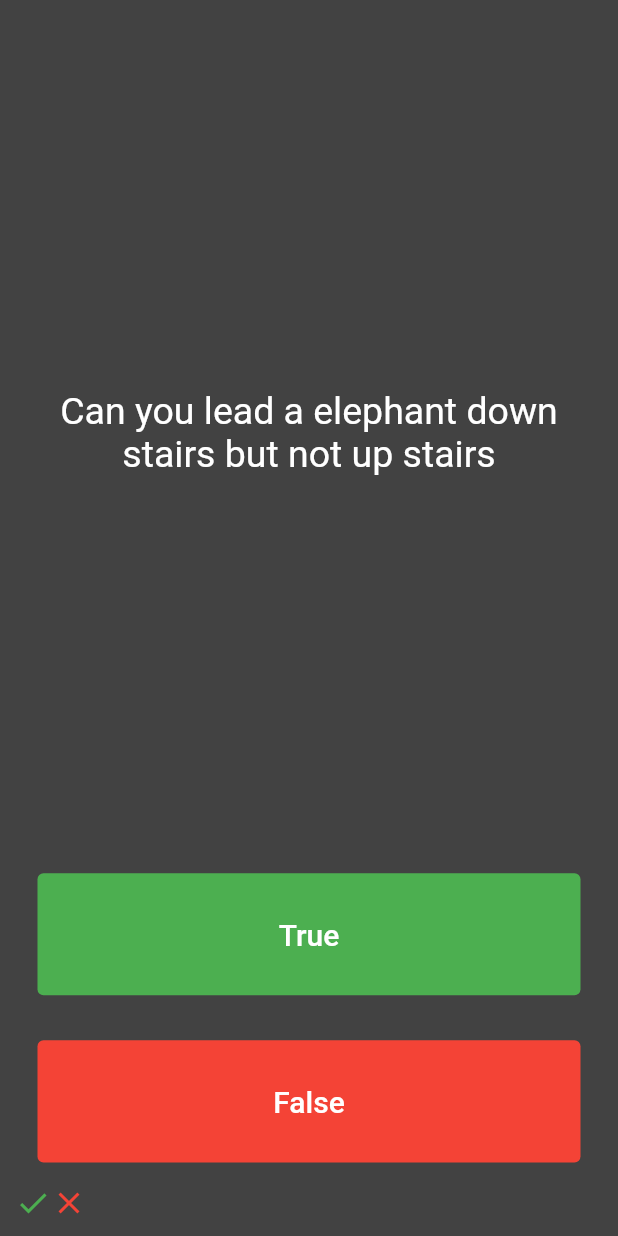
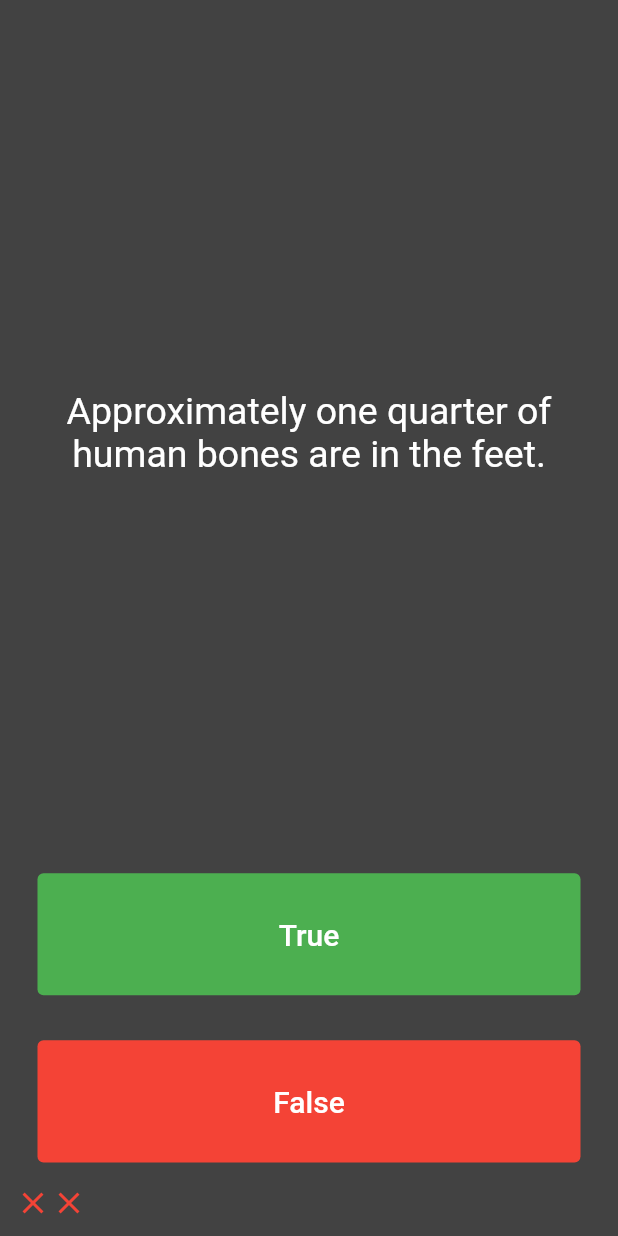
Before and after one commit to chaniru-puldith/EzyQuizzy-flutter-app, a Flutter app: the screen it shows after launch, after a tap on "True", after a tap on "False", on a phone screen of 412 x 824 dp. Run offline on Flutter 3.47's test engine with Material 2 defaults, Android fonts, the phone set to English and light mode, and no system bars.

Commit message:
Applying OOP Concepts

```diff
--- a/lib/main.dart
+++ b/lib/main.dart
@@ -1,4 +1,7 @@
 import 'package:flutter/material.dart';
+import 'question_brain.dart';
+
+QuestionBrain quizBrain = QuestionBrain();
 
 void main() => runApp(EzyQuizzy());
 
@@ -25,15 +28,7 @@ class QuizPage extends StatefulWidget {
 }
 
 class _QuizPageState extends State<QuizPage> {
-  int questionNumber = 0;
-
   List<Icon> icons = [];
-
-  List<String> questions = [
-    'Can you lead a cow down stairs but not up stairs',
-    'Can you lead a human down stairs but not up stairs',
-    'Can you lead a elephant down stairs but not up stairs'
-  ];
 
   @override
   Widget build(BuildContext context) {
@@ -45,7 +40,7 @@ class _QuizPageState extends State<QuizPage> {
           flex: 5,
           child: Center(
             child: Text(
-              questions[questionNumber],
+              quizBrain.getQuestion(),
               textAlign: TextAlign.center,
               style: const TextStyle(
                 fontSize: 25.0,
@@ -69,14 +64,9 @@ class _QuizPageState extends State<QuizPage> {
                 ),
               ),
               onPressed: () {
-                questionNumber++;
                 setState(() {
-                  icons.add(
-                    const Icon(
-                      Icons.check,
-                      color: Colors.green,
-                    ),
-                  );
+                  quizBrain.nextQuestion();
+                  checkAnswer(true);
                 });
               },
             ),
@@ -98,13 +88,8 @@ class _QuizPageState extends State<QuizPage> {
               ),
               onPressed: () {
                 setState(() {
-                  questionNumber++;
-                  icons.add(
-                    const Icon(
-                      Icons.close,
-                      color: Colors.red,
-                    ),
-                  );
+                  quizBrain.nextQuestion();
+                  checkAnswer(false);
                 });
               },
             ),
@@ -116,4 +101,23 @@ class _QuizPageState extends State<QuizPage> {
       ],
     );
   }
+
+  void checkAnswer(bool userSelection) {
+    bool correctAnswer = quizBrain.getAnswer();
+    if (userSelection == correctAnswer) {
+      icons.add(
+        const Icon(
+          Icons.check,
+          color: Colors.green,
+        ),
+      );
+    } else {
+      icons.add(
+        const Icon(
+          Icons.close,
+          color: Colors.red,
+        ),
+      );
+    }
+  }
 }
--- /dev/null
+++ b/lib/question.dart
@@ -0,0 +1,9 @@
+class Question {
+  late String question;
+  late bool answer;
+
+  Question(String q,  bool a) {
+    question = q;
+    answer = a;
+  }
+}
--- /dev/null
+++ b/lib/question_brain.dart
@@ -0,0 +1,49 @@
+import 'question.dart';
+
+
+class QuestionBrain {
+  int _questionNumber = 0;
+
+  final List<Question> _questionBank = [
+    Question('Some cats are actually allergic to humans', true),
+    Question('You can lead a cow down stairs but not up stairs.', false),
+    Question('Approximately one quarter of human bones are in the feet.', true),
+    Question('A slug\'s blood is green.', true),
+    Question('Buzz Aldrin\'s mother\'s maiden name was \"Moon\".', true),
+    Question('It is illegal to pee in the Ocean in Portugal.', true),
+    Question(
+        'No piece of square dry paper can be folded in half more than 7 times.',
+        false),
+    Question(
+        'In London, UK, if you happen to die in the House of Parliament, you are technically entitled to a state funeral, because the building is considered too sacred a place.',
+        true),
+    Question(
+        'The loudest sound produced by any animal is 188 decibels. That animal is the African Elephant.',
+        false),
+    Question(
+        'The total surface area of two human lungs is approximately 70 square metres.',
+        true),
+    Question('Google was originally called \"Backrub\".', true),
+    Question(
+        'Chocolate affects a dog\'s heart and nervous system; a few ounces are enough to kill a small dog.',
+        true),
+    Question(
+        'In West Virginia, USA, if you accidentally hit an animal with your car, you are free to take it home to eat.',
+        true),
+  ];
+
+  void nextQuestion() {
+    if (_questionNumber < _questionBank.length - 1) {
+      _questionNumber++;
+    }
+    print(_questionNumber);
+  }
+
+  String getQuestion() {
+    return _questionBank[_questionNumber].question;
+  }
+
+  bool getAnswer() {
+    return _questionBank[_questionNumber].answer;
+  }
+}
```
